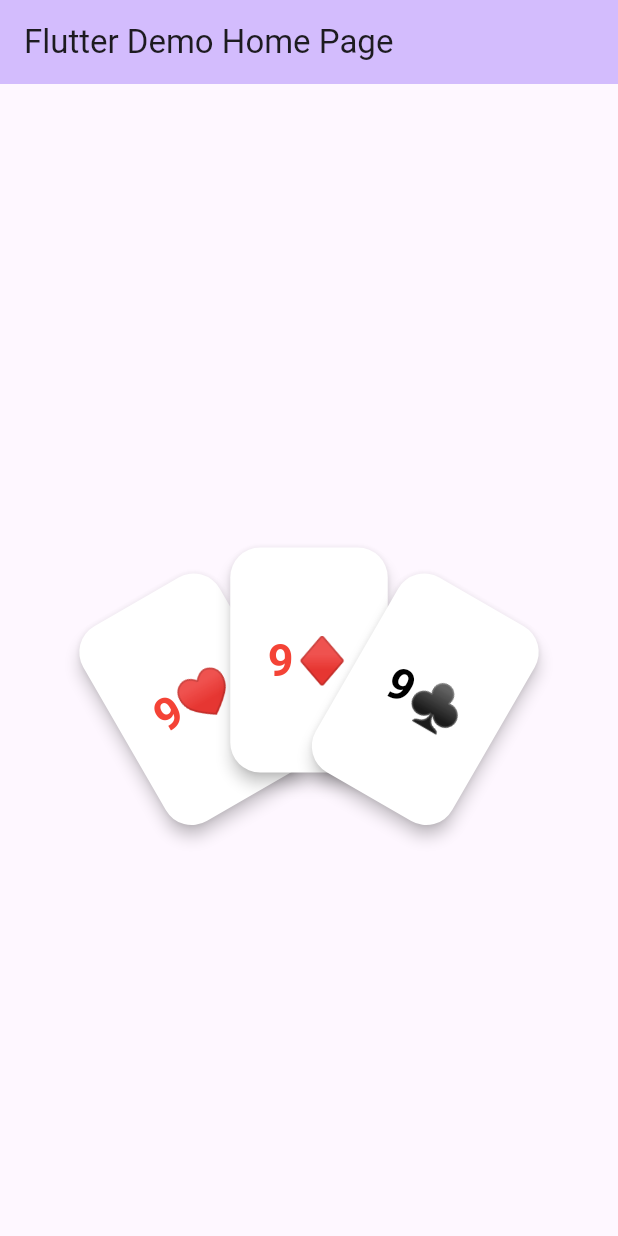
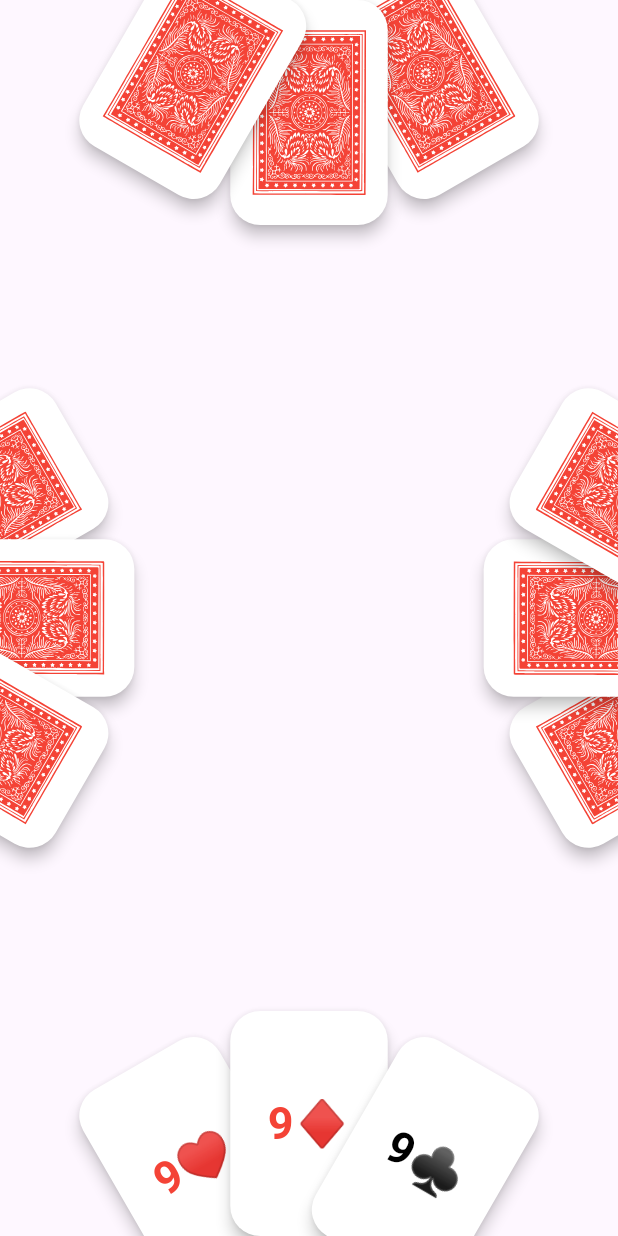
Before and after one commit to melWiss/chkobba, a Flutter app: the screen it shows after launch, on a phone screen of 412 x 824 dp. Run offline on Flutter 3.47's test engine with Material 3 defaults, Android fonts, the phone set to English and light mode, and no system bars; our stand-ins replace flutter_svg, vector_graphics.

Commit message:
added hand positioning

```diff
--- /dev/null
+++ b/lib/angle_to_radian_mixin.dart
@@ -0,0 +1,6 @@
+import 'dart:math' as math;
+
+mixin AngleToRadianMixin {
+  late final double angle;
+  double get radian => angle * (math.pi / 180);
+}
--- a/lib/game_card.dart
+++ b/lib/game_card.dart
@@ -1,19 +1,19 @@
-import 'dart:math' as math;
-
+import 'package:chkobba/angle_to_radian_mixin.dart';
 import 'package:chkobba/game_card_model.dart';
 import 'package:chkobba/gen/assets.gen.dart';
 import 'package:flutter/material.dart';
 
-class GameCard extends StatelessWidget {
-  const GameCard({
+class GameCard extends StatelessWidget with AngleToRadianMixin {
+   GameCard({
     required this.model,
-    this.angle = 0,
+    double angle = 0,
     this.cardSize = 300,
     super.key,
-  });
+  }) {
+    this.angle = angle;
+  }
 
   final GameCardModel model;
-  final double angle;
   final double cardSize;
 
   @override
@@ -63,6 +63,4 @@ class GameCard extends StatelessWidget {
   double get width => cardSize * .7;
 
   double get height => cardSize;
-
-  double get radian => angle * (math.pi / 180);
 }
--- a/lib/game_card_hand.dart
+++ b/lib/game_card_hand.dart
@@ -1,3 +1,5 @@
+import 'dart:math' show pi, sin, sqrt;
+
 import 'package:chkobba/game_card.dart';
 import 'package:chkobba/game_card_hand_model.dart';
 import 'package:flutter/material.dart';
@@ -6,20 +8,60 @@ class GameCardHand extends StatelessWidget {
   const GameCardHand({
     super.key,
     required this.model,
+    this.handPosition = HandPositionEnum.bottom,
   });
   final GameCardHandModel model;
+  final HandPositionEnum handPosition;
 
   @override
   Widget build(BuildContext context) {
-    return Row(
-      mainAxisSize: MainAxisSize.min,
-      children: [
-        // TODO: this should become dynamic in the future, this only works with
-        // three cards.
-        GameCard(model: model.cards[0], angle: -30,cardSize: 150,),
-        GameCard(model: model.cards[1], angle: 0,cardSize: 150,),
-        GameCard(model: model.cards[2], angle: 30,cardSize: 150,),
-      ],
+    return Align(
+      alignment: handPosition.alignment,
+      child: Transform.translate(
+        offset: Offset(handPosition.xPosition, 0),
+        child: Transform.rotate(
+          angle: handPosition.radian,
+          child: Row(
+            mainAxisSize: MainAxisSize.min,
+            children: [
+              // TODO: this should become dynamic in the future, this only works with
+              // three cards.
+              GameCard(
+                model: model.cards[0],
+                angle: -30,
+                cardSize: 150,
+              ),
+              GameCard(
+                model: model.cards[1],
+                angle: 0,
+                cardSize: 150,
+              ),
+              GameCard(
+                model: model.cards[2],
+                angle: 30,
+                cardSize: 150,
+              ),
+            ],
+          ),
+        ),
+      ),
     );
   }
 }
+
+enum HandPositionEnum {
+  left(alignment: Alignment.centerLeft, angle: 90),
+  top(alignment: Alignment.topCenter, angle: 180),
+  right(alignment: Alignment.centerRight, angle: -90),
+  bottom(alignment: Alignment.bottomCenter, angle: 0);
+
+  final double angle;
+  final Alignment alignment;
+
+  const HandPositionEnum({required this.angle, required this.alignment});
+
+  double get radian => angle * (pi / 180);
+
+  double get xPosition =>
+      sqrt(angle * angle) * (-sin(radian)) - sin(radian) * angle.abs() / 1.7;
+}
--- a/lib/main.dart
+++ b/lib/main.dart
@@ -36,13 +36,79 @@ class _MyHomePageState extends State<MyHomePage> {
   @override
   Widget build(BuildContext context) {
     return Scaffold(
-      appBar: AppBar(
-        backgroundColor: Theme.of(context).colorScheme.inversePrimary,
-        title: Text(widget.title),
+      body: Center(
+        child: Stack(
+          children: [
+            GameCardHand(
+              handPosition: HandPositionEnum.right,
+              model: GameCardHandModel(
+                cards: [
+                  GameCardModel(
+                    logo: CardLogoEnum.heart,
+                    value: 9,
+                    isFacedown: true,
                   ),
-      body: Center(
-        child: GameCardHand(
-          model: GameCardHandModel(cards: [
+                  GameCardModel(
+                    logo: CardLogoEnum.diamond,
+                    value: 9,
+                    isFacedown: true,
+                  ),
+                  GameCardModel(
+                    logo: CardLogoEnum.club,
+                    value: 9,
+                    isFacedown: true,
+                  ),
+                ],
+              ),
+            ),
+            GameCardHand(
+              handPosition: HandPositionEnum.left,
+              model: GameCardHandModel(
+                cards: [
+                  GameCardModel(
+                    logo: CardLogoEnum.heart,
+                    value: 9,
+                    isFacedown: true,
+                  ),
+                  GameCardModel(
+                    logo: CardLogoEnum.diamond,
+                    value: 9,
+                    isFacedown: true,
+                  ),
+                  GameCardModel(
+                    logo: CardLogoEnum.club,
+                    value: 9,
+                    isFacedown: true,
+                  ),
+                ],
+              ),
+            ),
+            GameCardHand(
+              handPosition: HandPositionEnum.top,
+              model: GameCardHandModel(
+                cards: [
+                  GameCardModel(
+                    logo: CardLogoEnum.heart,
+                    value: 9,
+                    isFacedown: true,
+                  ),
+                  GameCardModel(
+                    logo: CardLogoEnum.diamond,
+                    value: 9,
+                    isFacedown: true,
+                  ),
+                  GameCardModel(
+                    logo: CardLogoEnum.club,
+                    value: 9,
+                    isFacedown: true,
+                  ),
+                ],
+              ),
+            ),
+            GameCardHand(
+              handPosition: HandPositionEnum.bottom,
+              model: GameCardHandModel(
+                cards: [
                   GameCardModel(
                     logo: CardLogoEnum.heart,
                     value: 9,
@@ -58,7 +124,10 @@ class _MyHomePageState extends State<MyHomePage> {
                     value: 9,
                     isFacedown: false,
                   ),
-          ]),
+                ],
+              ),
+            ),
+          ],
         ),
       ),
     );
```
Lines whose indentation alone changed are shown as unchanged.
